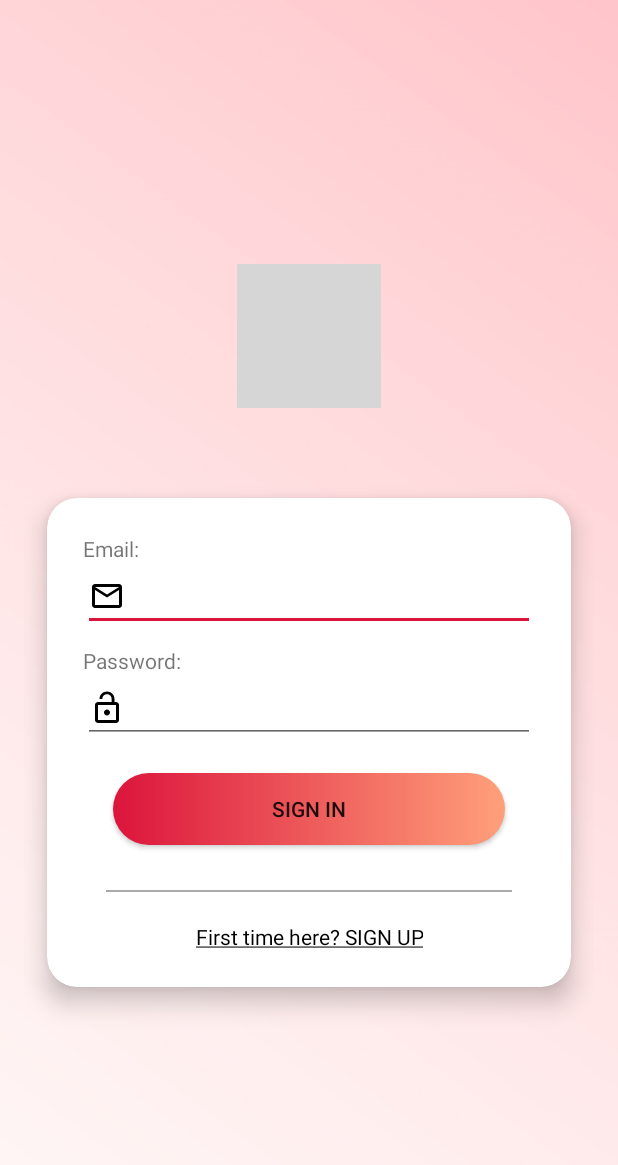
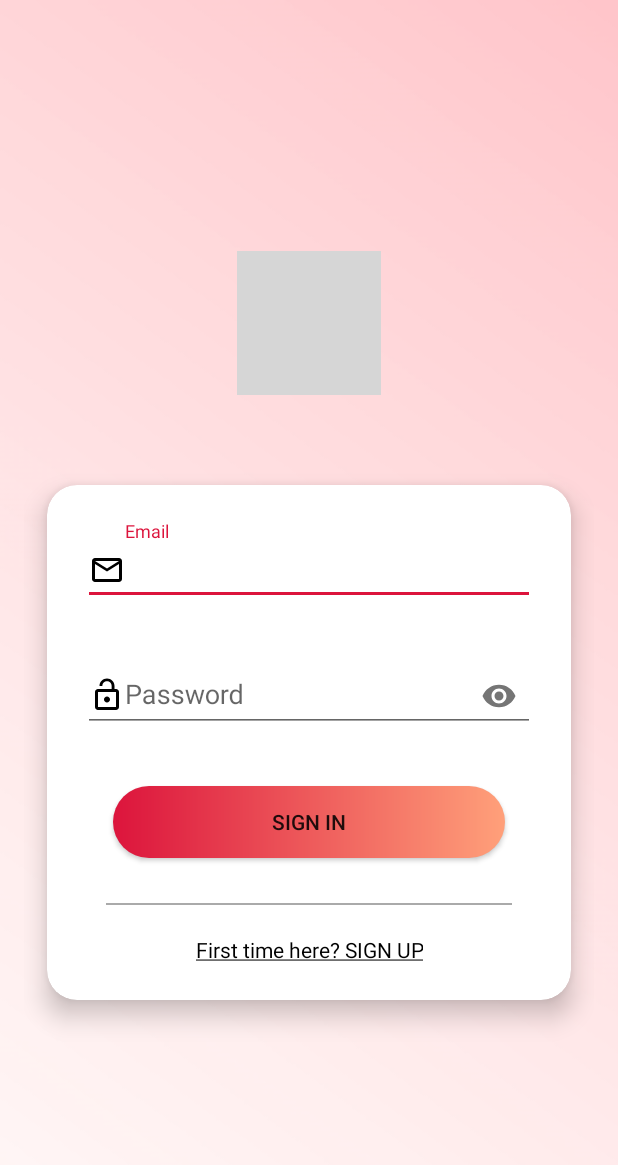
Before and after one commit to sridhar051/Nudle-Android, an Android app: the screen it shows after launch (SignInActivity), on a phone screen of 412 x 824 dp. Shown: the top 1165 px of the screen. Run offline under Robolectric (Android 15) with nearby library versions, the phone set to English and light mode, and no system bars; grey boxes are pictures that could not be loaded.

Commit message:
Added password toggling and made layout responsive

```diff
--- a/app/src/main/res/layout/activity_sign_in.xml
+++ b/app/src/main/res/layout/activity_sign_in.xml
@@ -31,31 +31,40 @@
             android:orientation="vertical"
             android:padding="24dp">
 
-            <TextView
+            <com.google.android.material.textfield.TextInputLayout
+                android:id="@+id/user_email_SignIn"
                 android:layout_width="match_parent"
                 android:layout_height="wrap_content"
-                android:text="Email:" />
+                app:errorEnabled="true"
+                android:layout_marginBottom="5dp"
+                >
 
-            <EditText
-                android:id="@+id/user_email"
+                <com.google.android.material.textfield.TextInputEditText
+                    android:layout_width="match_parent"
+                    android:layout_height="match_parent"
+                    android:inputType="textEmailAddress"
+                    android:hint="Email"
+                    android:drawableStart="@drawable/ic_mail"/>
+
+            </com.google.android.material.textfield.TextInputLayout>
+
+            <com.google.android.material.textfield.TextInputLayout
+                android:id="@+id/user_password_SignIn"
                 android:layout_width="match_parent"
                 android:layout_height="wrap_content"
-                android:layout_marginBottom="10dp"
-                android:drawableLeft="@drawable/ic_mail"/>
+                app:errorEnabled="true"
+                app:passwordToggleEnabled="true"
+                android:layout_marginBottom="15dp"
+                >
 
-            <TextView
-                android:layout_width="match_parent"
-                android:layout_height="wrap_content"
-                android:gravity="start"
-                android:text="Password:" />
+                <com.google.android.material.textfield.TextInputEditText
+                    android:layout_width="match_parent"
+                    android:layout_height="match_parent"
+                    android:inputType="textPassword"
+                    android:hint="Password"
+                    android:drawableStart="@drawable/ic_password"/>
 
-            <EditText
-                android:id="@+id/user_password"
-                android:layout_width="match_parent"
-                android:layout_height="wrap_content"
-                android:layout_marginBottom="20dp"
-                android:inputType="textPassword"
-                android:drawableLeft="@drawable/ic_password"/>
+            </com.google.android.material.textfield.TextInputLayout>
 
             <Button
                 android:id="@+id/button_SignIn"
@@ -66,7 +75,8 @@
                 android:layout_marginRight="20dp"
                 android:layout_marginBottom="30dp"
                 android:background="@drawable/custom_button_sign_in"
-                android:text="SIGN IN" />
+                android:text="SIGN IN"
+                android:onClick="createSession"/>
 
             <View
                 android:layout_width="match_parent"
```
